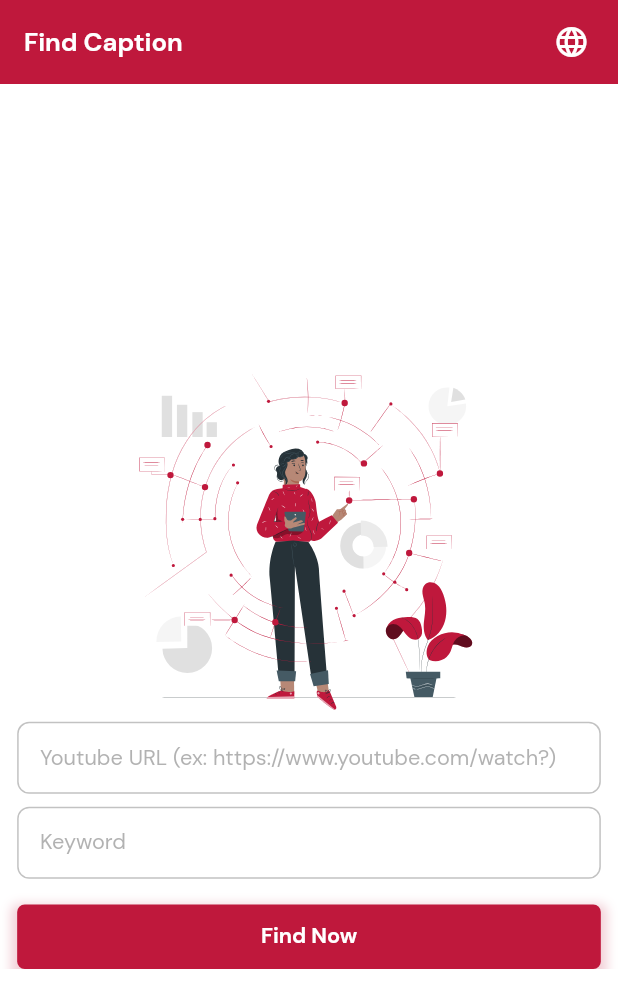
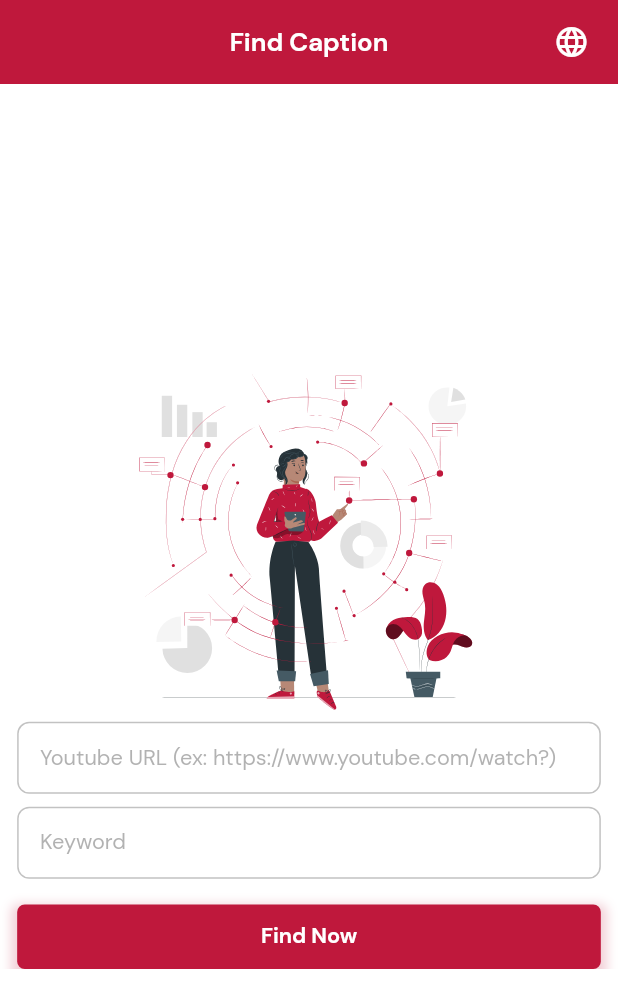
Before and after one commit to yusriltakeuchi/findcaption, a Flutter app: the screen it shows after launch, on a phone screen of 412 x 824 dp. Shown: the top 1008 px of the screen. Run offline on Flutter 3.47's test engine with Material 2 defaults, Android fonts, the phone set to English and light mode, and no system bars; drawn by our look-alikes of badges; our stand-ins replace dio, flutter_screenutil, flutter_svg, get_it, pretty_dio_logger.

Commit message:
Chore: Updating icons

```diff
--- a/lib/ui/screens/home/home_screen.dart
+++ b/lib/ui/screens/home/home_screen.dart
@@ -48,6 +48,7 @@ class _HomeScreenState extends State<HomeScreen> {
     return Scaffold(
       appBar: AppBar(
         elevation: 0,
+        centerTitle: true,
         title: Text(
           "Find Caption",
           style: styleTitle.copyWith(
--- a/lib/ui/widgets/components/caption/caption_item.dart
+++ b/lib/ui/widgets/components/caption/caption_item.dart
@@ -35,7 +35,7 @@ class CaptionItem extends StatelessWidget {
                     crossAxisAlignment: CrossAxisAlignment.start,
                     children: [
                       Icon(
-                        Icons.language,
+                        Icons.font_download_outlined,
                         color: primaryColor,
                       ),
                       SizedBox(
```
